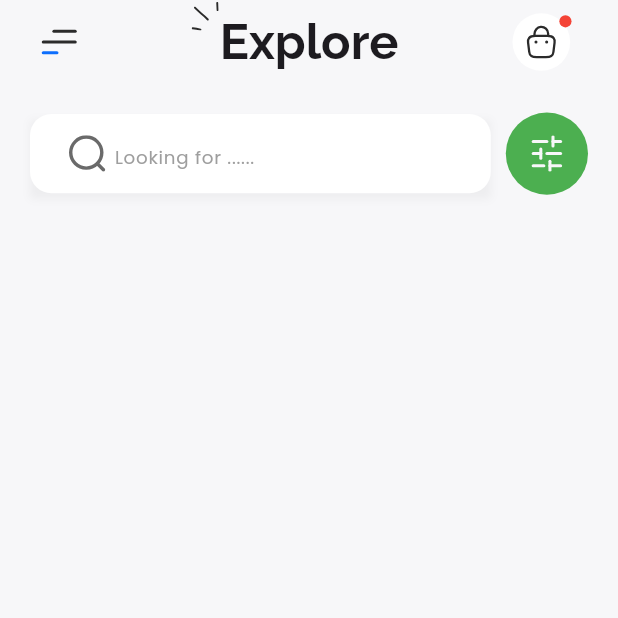
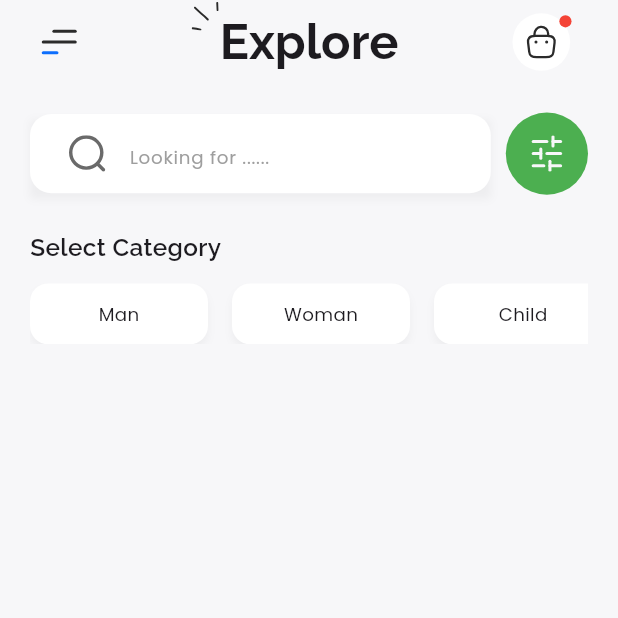
Before and after one commit to NadyAlwazah/flutter-task08-api-home-screen-beg, a Flutter app: the screen it shows after launch, on a phone screen of 412 x 824 dp, the top half of it. Run offline on Flutter 3.47's test engine with Material 3 defaults, Android fonts, the phone set to English and light mode, and no system bars; our stand-ins replace flutter_screenutil, flutter_svg, google_fonts.

Commit message:
feat(home): add CategoriesListView widget with temporary category list

```diff
--- a/lib/core/utils/styles.dart
+++ b/lib/core/utils/styles.dart
@@ -7,8 +7,16 @@ abstract class Styles {
     fontSize: 32.sp,
     fontWeight: FontWeight.bold,
   );
+  static TextStyle textStyle16Bold = GoogleFonts.raleway(
+    fontSize: 16.sp,
+    fontWeight: FontWeight.w600,
+  );
   static TextStyle textStyle12Grey = GoogleFonts.poppins(
     color: Colors.grey,
     fontSize: 12.sp,
   );
+  static TextStyle textStyle12W400 = GoogleFonts.poppins(
+    fontWeight: FontWeight.w400,
+    fontSize: 12.sp,
+  );
 }
--- /dev/null
+++ b/lib/features/home/presentation/views/widgets/categories_list_view.dart
@@ -0,0 +1,62 @@
+import 'package:flutter/material.dart';
+import 'package:flutter_screenutil/flutter_screenutil.dart';
+import 'package:flutter_task08_api_home_screen_beg/core/utils/styles.dart';
+
+class CategoriesListView extends StatelessWidget {
+  const CategoriesListView({super.key});
+
+  @override
+  Widget build(BuildContext context) {
+    //! API قائمة مؤقتة لحين إضافة الـ
+    final List<String> tempCategories = [
+      "Man",
+      "Woman",
+      "Child",
+      "Shoes",
+      "Accessories",
+      "Sports",
+      "Beauty",
+    ];
+
+    return Column(
+      crossAxisAlignment: CrossAxisAlignment.start,
+      children: [
+        Text('Select Category', style: Styles.textStyle16Bold),
+        SizedBox(height: 12.h),
+
+        SizedBox(
+          height: 40.h,
+          child: ListView.builder(
+            scrollDirection: Axis.horizontal,
+            itemCount: tempCategories.length,
+            itemBuilder: (context, index) {
+              return Padding(
+                padding: const EdgeInsets.only(right: 16),
+                child: _buildCategoryItem(tempCategories[index]),
+              );
+            },
+          ),
+        ),
+      ],
+    );
+  }
+
+  Widget _buildCategoryItem(String title) {
+    return Container(
+      width: 108.w,
+      height: 40.h,
+      decoration: BoxDecoration(
+        color: Colors.white,
+        borderRadius: BorderRadius.circular(12.r),
+        boxShadow: [
+          BoxShadow(
+            color: const Color(0xFF000000).withValues(alpha: 0.04),
+            offset: const Offset(0, 4),
+            blurRadius: 4,
+          ),
+        ],
+      ),
+      child: Center(child: Text(title, style: Styles.textStyle12W400)),
+    );
+  }
+}
--- a/lib/features/home/presentation/views/widgets/home_search_bar.dart
+++ b/lib/features/home/presentation/views/widgets/home_search_bar.dart
@@ -45,7 +45,7 @@ class HomeSearchBar extends StatelessWidget {
                 ),
 
                 prefixIcon: Padding(
-                  padding: const EdgeInsets.only(left: 26, right: 2),
+                  padding: const EdgeInsets.only(left: 26, right: 12),
                   child: SvgPicture.asset(
                     AssetsData.iconSearchSvg,
                     width: 24.r,
--- a/lib/features/home/presentation/views/widgets/home_view_body.dart
+++ b/lib/features/home/presentation/views/widgets/home_view_body.dart
@@ -1,4 +1,5 @@
 import 'package:flutter/material.dart';
+import 'package:flutter_task08_api_home_screen_beg/features/home/presentation/views/widgets/categories_list_view.dart';
 import 'package:flutter_task08_api_home_screen_beg/features/home/presentation/views/widgets/home_search_bar.dart';
 
 class HomeViewBody extends StatelessWidget {
@@ -9,7 +10,11 @@ class HomeViewBody extends StatelessWidget {
     return const Padding(
       padding: EdgeInsets.symmetric(vertical: 19.0, horizontal: 20),
       child: CustomScrollView(
-        slivers: [SliverToBoxAdapter(child: HomeSearchBar())],
+        slivers: [
+          SliverToBoxAdapter(child: HomeSearchBar()),
+          SliverToBoxAdapter(child: SizedBox(height: 24)),
+          SliverToBoxAdapter(child: CategoriesListView()),
+        ],
       ),
     );
   }
```
